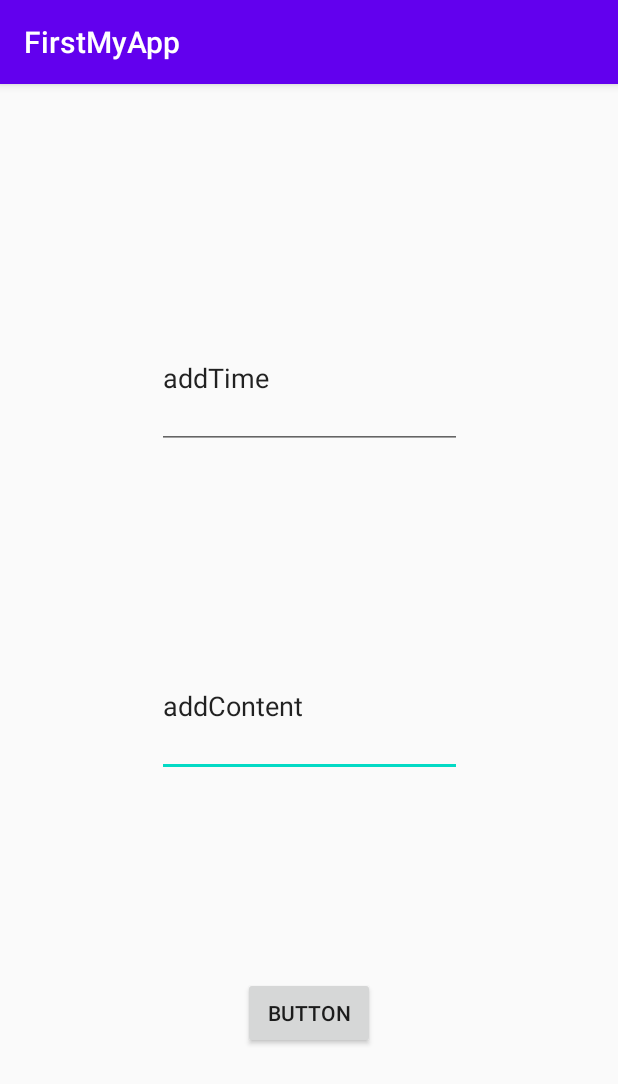
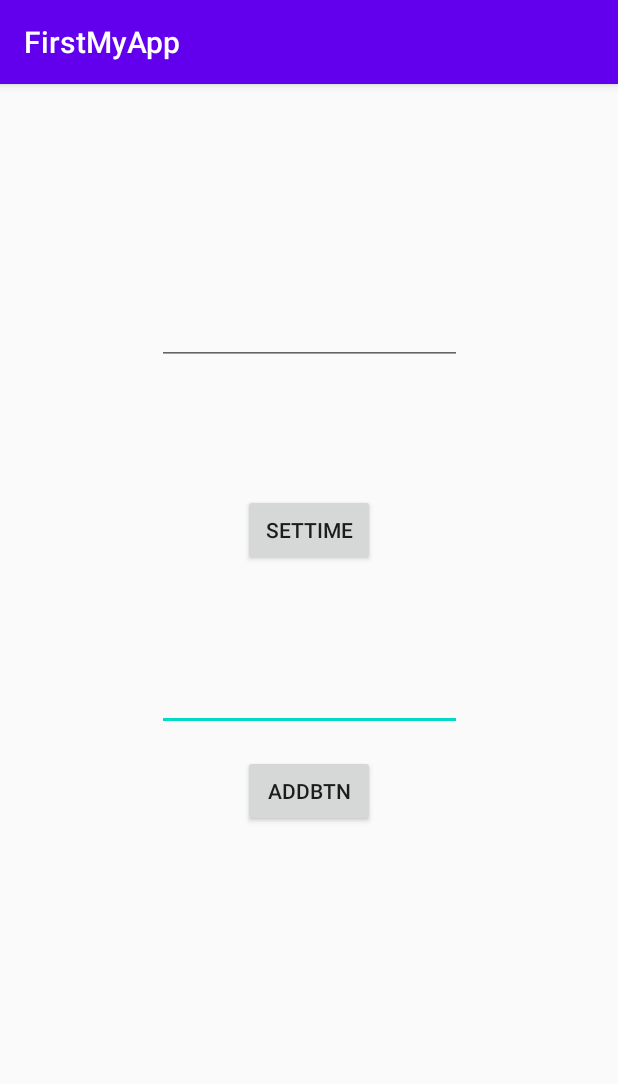
Before and after one commit to GoBeromsu/FirstMyApp, an Android app: the AddActivity screen opened directly, with no data from a screen before it, on a phone screen of 412 x 824 dp. Shown: the top 1084 px of the screen. Run offline under Robolectric (Android 15) with nearby library versions, the phone set to English and light mode, and no system bars; libraries missing offline, so code that uses them is left out: com.ikovac.timepickerwithseconds.

Commit message:
layout 설정 및 프로그레스 바 터치 잠금

```diff
--- a/app/build.gradle
+++ b/app/build.gradle
@@ -43,10 +43,10 @@ dependencies {
     implementation 'androidx.navigation:navigation-ui-ktx:2.3.0'
     implementation 'androidx.room:room-runtime:2.2.5'
     implementation 'androidx.room:room-ktx:2.2.1'
+    implementation 'com.kovachcode:timePickerWithSeconds:1.0.1'
     kapt "androidx.room:room-compiler:2.2.1"
     testImplementation 'junit:junit:4.12'
     androidTestImplementation 'androidx.test.ext:junit:1.1.1'
     androidTestImplementation 'androidx.test.espresso:espresso-core:3.2.0'
     annotationProcessor 'androidx.room:room-compiler:2.2.5'
-
 }
--- a/app/src/main/java/com/myapplication/Database/PlanAdapter.kt
+++ b/app/src/main/java/com/myapplication/Database/PlanAdapter.kt
@@ -4,11 +4,13 @@ import android.content.Context
 import android.util.Log
 import android.view.LayoutInflater
 import android.view.View
+import android.view.View.OnTouchListener
 import android.view.ViewGroup
 import androidx.recyclerview.widget.RecyclerView
 import com.myapplication.ButtonClickListener
 import com.myapplication.R
 import kotlinx.android.synthetic.main.listview.view.*
+
 
 class PlanAdapter(val context: Context,listener:ButtonClickListener) :
     RecyclerView.Adapter<PlanAdapter.Holder>() {
@@ -56,11 +58,12 @@ class PlanAdapter(val context: Context,listener:ButtonClickListener) :
         val timeProgress = itemView.progress
         val start = itemView.bt_start
         val reset = itemView.bt_reset
-        val modify = itemView.bt_modify
+        val modify = itemView.bt_delete
 
         fun bind(plan: Plan) {
             content.text = plan.content
 
+            timeProgress.setOnTouchListener(OnTouchListener { v, event -> true })
             modify.setOnClickListener(View.OnClickListener { v: View? ->
                 ButtonClickListener.deleteBtnClicked(plan)
                 notifyDataSetChanged()
--- a/app/src/main/res/layout/activity_add.xml
+++ b/app/src/main/res/layout/activity_add.xml
@@ -14,12 +14,11 @@
         android:layout_marginTop="8dp"
         android:layout_marginEnd="8dp"
         android:layout_marginBottom="8dp"
-        android:text="addContent"
-        android:inputType="textNoSuggestions"
+
         app:layout_constraintBottom_toTopOf="@+id/addBtn"
         app:layout_constraintEnd_toEndOf="parent"
         app:layout_constraintStart_toStartOf="parent"
-        app:layout_constraintTop_toBottomOf="@+id/addTime" />
+        app:layout_constraintTop_toBottomOf="@+id/setTimeBtn" />
 
     <Button
         android:id="@+id/addBtn"
@@ -29,7 +28,8 @@
         android:layout_marginTop="8dp"
         android:layout_marginEnd="8dp"
         android:layout_marginBottom="8dp"
-        android:text="Button"
+        android:text="addBtn"
+
         app:layout_constraintBottom_toBottomOf="parent"
         app:layout_constraintEnd_toEndOf="parent"
         app:layout_constraintStart_toStartOf="parent"
@@ -40,12 +40,25 @@
         android:layout_width="203dp"
         android:layout_height="94dp"
         android:layout_marginStart="8dp"
-        android:layout_marginTop="32dp"
+        android:layout_marginTop="8dp"
         android:layout_marginEnd="8dp"
         android:inputType="textNoSuggestions"
-        android:text="addTime"
+        app:layout_constraintBottom_toTopOf="@+id/setTimeBtn"
+        app:layout_constraintEnd_toEndOf="parent"
+        app:layout_constraintStart_toStartOf="parent"
+        app:layout_constraintTop_toTopOf="parent" />
+
+    <Button
+        android:id="@+id/setTimeBtn"
+        android:layout_width="wrap_content"
+        android:layout_height="wrap_content"
+        android:layout_marginStart="8dp"
+        android:layout_marginTop="8dp"
+        android:layout_marginEnd="8dp"
+        android:layout_marginBottom="8dp"
+        android:text="setTime"
         app:layout_constraintBottom_toTopOf="@+id/addContent"
         app:layout_constraintEnd_toEndOf="parent"
         app:layout_constraintStart_toStartOf="parent"
-        app:layout_constraintTop_toTopOf="parent" />
+        app:layout_constraintTop_toBottomOf="@+id/addBtn" />
 </androidx.constraintlayout.widget.ConstraintLayout>
```
Also changed, not shown: app/src/main/java/com/myapplication/AddActivity.kt (+40 -7 lines), app/src/main/res/layout/listview.xml (+35 -31 lines).
